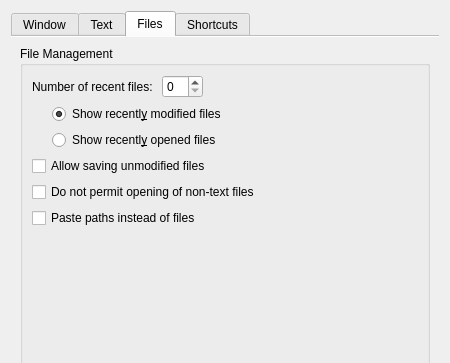
tembun/fpad, file featherpad/prefDialog.ui: the form before one commit; both pictures show x 0 to 450 and y 0 to 363 of the 450 by 530 pixel window.
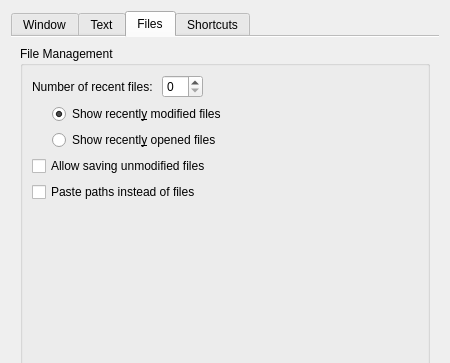
The form after the commit. The open tabs and pages were chosen to show the change. Icons and pictures are not drawn.

Commit message: remove skip non-text files setting

```diff
--- a/featherpad/prefDialog.ui
+++ b/featherpad/prefDialog.ui
@@ -537,16 +537,6 @@
             </property>
            </widget>
           </item>
-          <item>
-           <widget class="QCheckBox" name="skipNonTextBox">
-            <property name="toolTip">
-             <string>Show a warning instead.</string>
-            </property>
-            <property name="text">
-             <string>Do not permit opening of non-text files</string>
-            </property>
-           </widget>
-          </item>
           <item>
            <widget class="QCheckBox" name="pastePathsBox">
             <property name="toolTip">
```
The commit also changes 7 other files.
